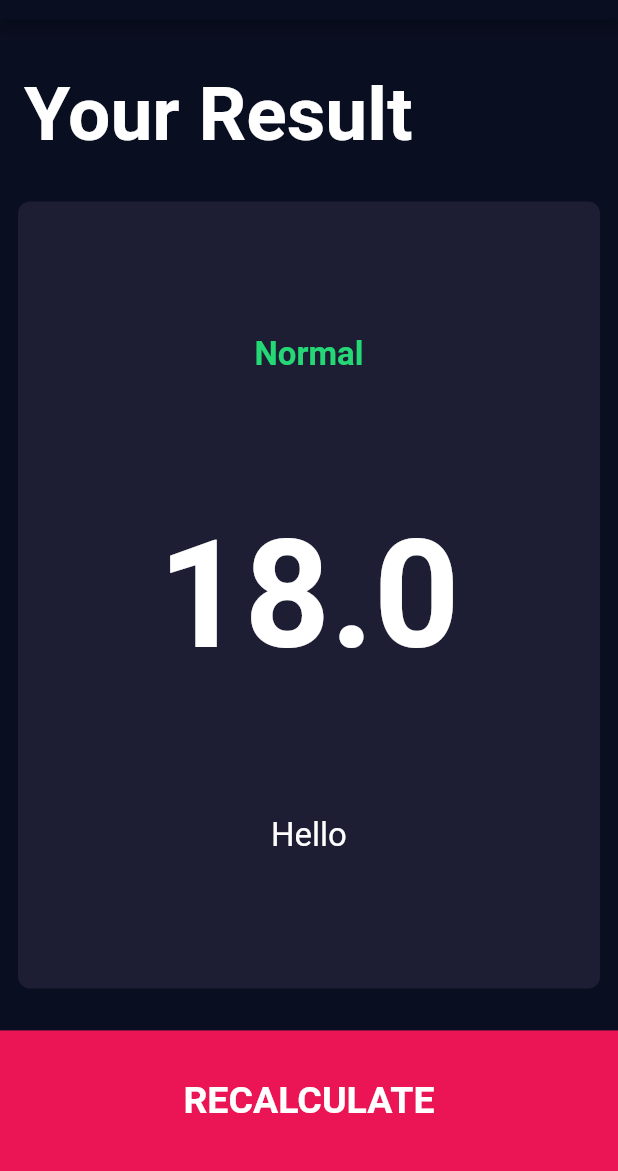
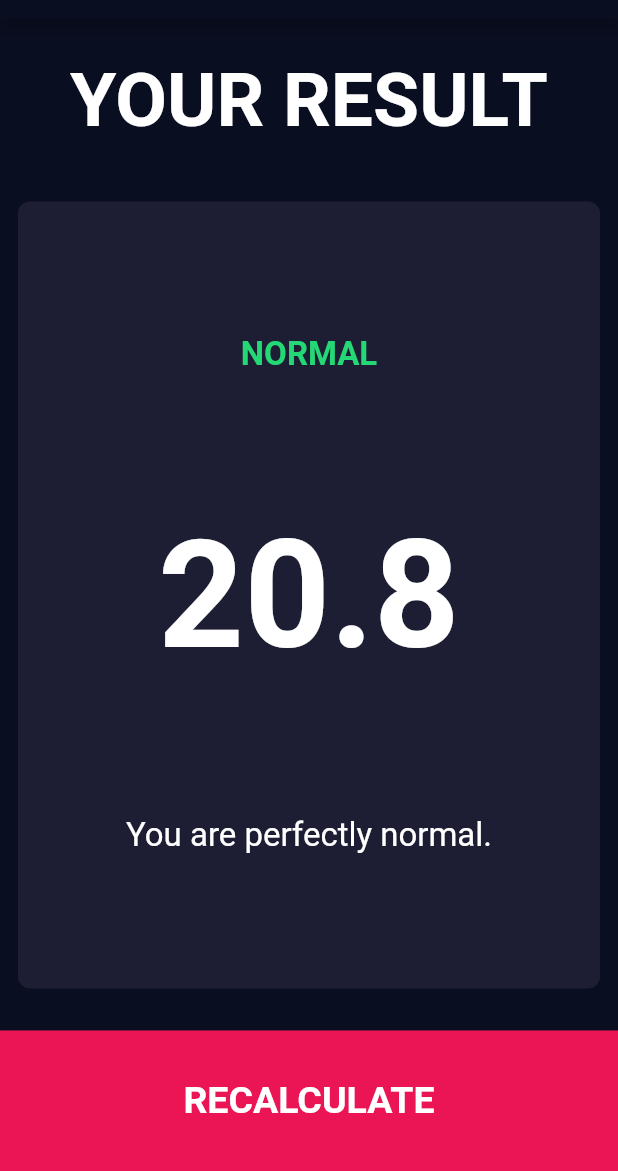
Before and after one commit to sebastianlundquist/bmi-calculator, a Flutter app: the screen it shows after launch, after a tap on "CALCULATE", on a phone screen of 412 x 824 dp, the part 65-1236 px from its top. Run offline on Flutter 3.47's test engine with Material 2 defaults, Android fonts, the phone set to English and light mode, and no system bars; our stand-ins replace font_awesome_flutter.

Commit message:
Add calculator functionality

```diff
--- /dev/null
+++ b/lib/calculator_brain.dart
@@ -0,0 +1,32 @@
+class CalculatorBrain {
+  CalculatorBrain({this.height, this.weight});
+  final int height;
+  final int weight;
+
+  double _bmi;
+
+  String calculateBmi() {
+    _bmi = weight / ((height / 100) * (height / 100));
+    return _bmi.toStringAsFixed(1);
+  }
+
+  String getResult() {
+    if (_bmi >= 25) {
+      return 'Overweight';
+    } else if (_bmi > 18) {
+      return 'Normal';
+    } else {
+      return 'Underweight';
+    }
+  }
+
+  String getInterpretation() {
+    if (_bmi >= 25) {
+      return 'You need to lose some weight.';
+    } else if (_bmi > 18) {
+      return 'You are perfectly normal.';
+    } else {
+      return 'Eat some food and you will feel better.';
+    }
+  }
+}
--- a/lib/screens/input_page.dart
+++ b/lib/screens/input_page.dart
@@ -6,6 +6,7 @@ import 'package:bmi_calculator/constants.dart';
 import 'package:bmi_calculator/components/round_icon_button.dart';
 import 'package:bmi_calculator/screens/results_page.dart';
 import 'package:bmi_calculator/components/bottom_button.dart';
+import 'package:bmi_calculator/calculator_brain.dart';
 
 enum Gender { male, female }
 
@@ -215,10 +216,16 @@ class _InputPageState extends State<InputPage> {
           BottomButton(
             buttonTitle: 'CALCULATE',
             onTap: () {
+              CalculatorBrain calc =
+                  CalculatorBrain(height: height, weight: weight);
               Navigator.push(
                 context,
                 MaterialPageRoute(
-                  builder: (context) => ResultsPage(),
+                  builder: (context) => ResultsPage(
+                    bmiResult: calc.calculateBmi(),
+                    resultText: calc.getResult(),
+                    interpretation: calc.getInterpretation(),
+                  ),
                 ),
               );
             },
--- a/lib/screens/results_page.dart
+++ b/lib/screens/results_page.dart
@@ -4,6 +4,15 @@ import 'package:bmi_calculator/components/reusable_card.dart';
 import 'package:bmi_calculator/components/bottom_button.dart';
 
 class ResultsPage extends StatelessWidget {
+  ResultsPage(
+      {@required this.bmiResult,
+      @required this.resultText,
+      @required this.interpretation});
+
+  final String bmiResult;
+  final String resultText;
+  final String interpretation;
+
   @override
   Widget build(BuildContext context) {
     return Scaffold(
@@ -18,9 +27,11 @@ class ResultsPage extends StatelessWidget {
             child: Container(
                 padding: EdgeInsets.all(16.0),
                 alignment: Alignment.bottomLeft,
-                child: Text(
-                  'Your Result',
-                  style: kTitleTextStyle,
+                child: Center(
+                  child: Text(
+                    'Your Result'.toUpperCase(),
+                    style: kTitleTextStyle,
+                  ),
                 )),
           ),
           Expanded(
@@ -32,17 +43,20 @@ class ResultsPage extends StatelessWidget {
                 crossAxisAlignment: CrossAxisAlignment.center,
                 children: <Widget>[
                   Text(
-                    'Normal',
+                    resultText.toUpperCase(),
                     style: kResultTextStyle,
                   ),
                   Text(
-                    '18.0',
+                    bmiResult,
                     style: kBmiTextStyle,
                   ),
-                  Text(
-                    'Hello',
-                    style: kBodyTextStyle,
-                  )
+                  Padding(
+                    padding: const EdgeInsets.symmetric(horizontal: 16.0),
+                    child: Text(
+                      interpretation,
+                      style: kBodyTextStyle,
+                    ),
+                  ),
                 ],
               ),
             ),
```
